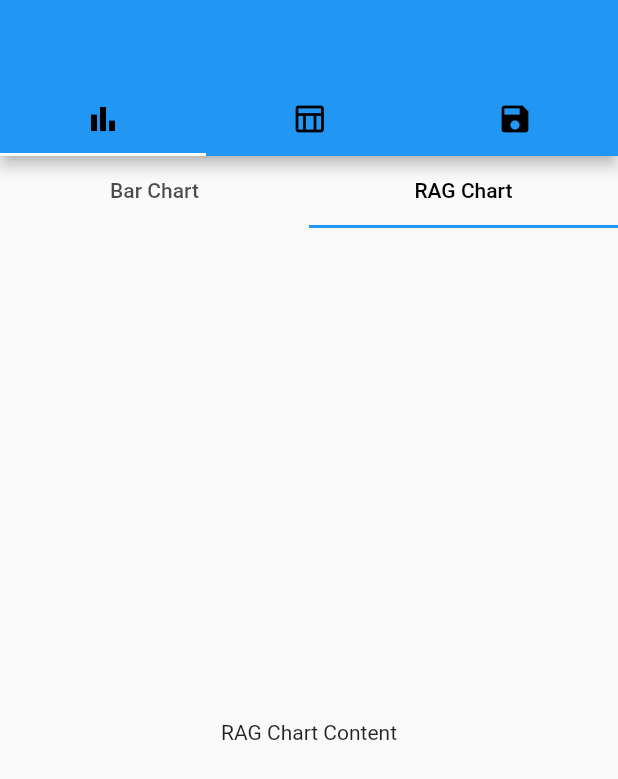
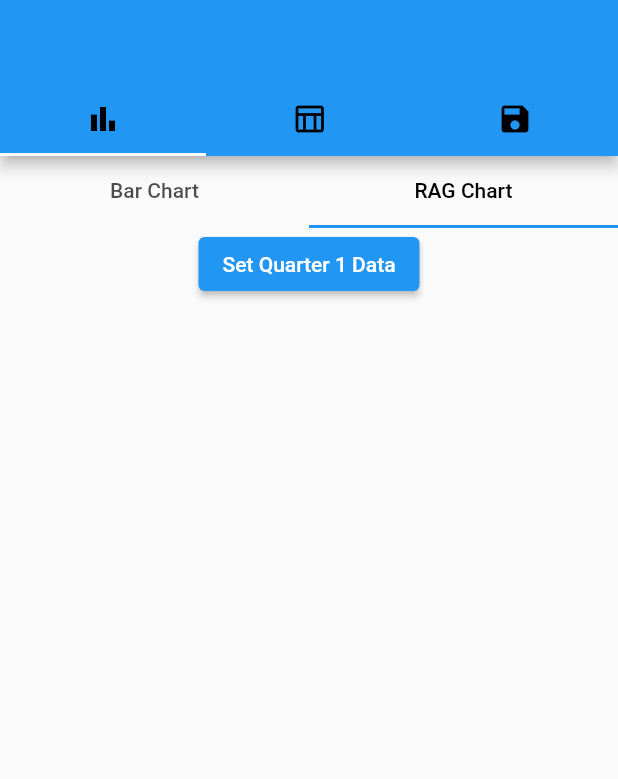
Before and after one commit to bellezhang119/cobit_dss_app, a Flutter app: the screen it shows after launch, tab 2 chosen, on a phone screen of 412 x 824 dp. Shown: the top 779 px of the screen. Run offline on Flutter 3.47's test engine with Material 2 defaults, Android fonts, the phone set to English and light mode, and no system bars; our stand-ins replace charts_flutter, firebase_core, fl_chart; missing offline and left inert: charts_common; accounts and stored records are empty.

Commit message:
Updated bar chart, table
+Added legend for bar chart
+Added table tab
+Added table data containing weights, objectives etc

```diff
--- a/lib/pages/homepage.dart
+++ b/lib/pages/homepage.dart
@@ -1,6 +1,8 @@
 import 'package:flutter/material.dart';
 import 'package:fl_chart/fl_chart.dart';
 import '../tabs/barchart_tab.dart';
+import '../tabs/table_tab.dart';
+import '../datas/table_data.dart';
 
 class HomePage extends StatefulWidget {
   const HomePage({Key? key}) : super(key: key);
@@ -10,33 +12,87 @@ class HomePage extends StatefulWidget {
 }
 
 class _HomePageState extends State<HomePage> with TickerProviderStateMixin {
-  List<double> quarter1Data = [50, 30, 40, 60, 20];
-  List<double> quarter2Data = [40, 20, 50, 70, 30];
-  List<double> quarter3Data = [60, 40, 20, 50, 10];
-  List<double> quarter4Data = [70, 50, 30, 20, 40];
+  Map<String, int> audits = {
+    'EDM01': 1,
+    'EDM02': 1,
+    'EDM03': 1,
+    'EDM04': 1,
+    'EDM05': 1,
+    'APO01': 1,
+    'APO02': 1,
+    'APO03': 1,
+    'APO04': 1,
+    'APO05': 1,
+    'APO06': 1,
+    'APO07': 1,
+    'APO08': 1,
+    'APO09': 1,
+    'APO10': 1,
+    'APO11': 1,
+    'APO12': 1,
+    'APO13': 1,
+    'APO14': 1,
+    'BAI01': 1,
+    'BAI02': 1,
+    'BAI03': 1,
+    'BAI04': 1,
+    'BAI05': 1,
+    'BAI06': 1,
+    'BAI07': 1,
+    'BAI08': 1,
+    'BAI09': 1,
+    'BAI10': 1,
+    'BAI11': 1,
+    'DSS01': 1,
+    'DSS02': 1,
+    'DSS03': 1,
+    'DSS04': 1,
+    'DSS05': 1,
+    'DSS06': 1,
+    'MEA01': 1,
+    'MEA02': 1,
+    'MEA03': 1,
+    'MEA04': 1,
+  };
 
-  void updateQuarter1Data(List<double> newData) {
+  List<int> quarter1Data = [70, 50, 30, 20, 40];
+  List<int> quarter2Data = [40, 20, 50, 70, 30];
+  List<int> quarter3Data = [60, 40, 20, 50, 10];
+  List<int> quarter4Data = [70, 50, 30, 20, 40];
+
+  void updateQuarter1Data(List<int> newData) {
     setState(() {
       quarter1Data = newData;
     });
   }
 
-  void updateQuarter2Data(List<double> newData) {
+  void updateQuarter2Data(List<int> newData) {
     setState(() {
       quarter2Data = newData;
     });
   }
 
-  void updateQuarter3Data(List<double> newData) {
+  void updateQuarter3Data(List<int> newData) {
     setState(() {
       quarter3Data = newData;
     });
   }
 
-  void updateQuarter4Data(List<double> newData) {
+  void updateQuarter4Data(List<int> newData) {
     setState(() {
       quarter4Data = newData;
     });
+  }
+
+  void onAuditUpdated(Map<String, int> updatedAudit) {
+    print('Audit updated');
+    setState(() {
+      audits = updatedAudit;
+    });
+
+    List<int> domainScores =
+        TableData.calculateDomainScores(audits.values.toList());
+    updateQuarter4Data(domainScores);
   }
 
   late TabController _mainTabController;
@@ -46,6 +102,7 @@ class _HomePageState extends State<HomePage> with TickerProviderStateMixin {
   void initState() {
     _mainTabController = TabController(length: 3, vsync: this);
     _graphTabController = TabController(length: 2, vsync: this);
+    onAuditUpdated(audits);
     super.initState();
   }
 
@@ -78,7 +135,7 @@ class _HomePageState extends State<HomePage> with TickerProviderStateMixin {
         controller: _mainTabController,
         children: [
           _buildGraphTab(),
-          const Center(child: Text('Table Chart')),
+          TableTab(audits: audits, onAuditUpdated: onAuditUpdated),
           const Center(child: Text('Save')),
         ],
       ),
@@ -102,12 +159,25 @@ class _HomePageState extends State<HomePage> with TickerProviderStateMixin {
             controller: _graphTabController,
             children: [
               BarChartSample(
-                quarter1Data: quarter1Data,
-                quarter2Data: quarter2Data,
-                quarter3Data: quarter3Data,
-                quarter4Data: quarter4Data,
-              ),
-              Center(child: Text('RAG Chart Content')),
+                  quarter1Data: quarter1Data,
+                  quarter2Data: quarter2Data,
+                  quarter3Data: quarter3Data,
+                  quarter4Data: quarter4Data,
+                  updateQuarter1Data: updateQuarter1Data,
+                  updateQuarter2Data: updateQuarter2Data,
+                  updateQuarter3Data: updateQuarter3Data,
+                  updateQuarter4Data: updateQuarter4Data),
+              Center(
+                  child: Column(
+                children: [
+                  ElevatedButton(
+                    onPressed: () {
+                      updateQuarter1Data([100, 10, 100, 10, 100]);
+                    },
+                    child: Text('Set Quarter 1 Data'),
+                  )
+                ],
+              )),
             ],
           ),
         ),
```
Also changed, not shown: lib/datas/table_data.dart (added, +194 -0 lines), lib/tabs/barchart_tab.dart (+74 -14 lines), lib/tabs/table_tab.dart (+109 -0 lines).
